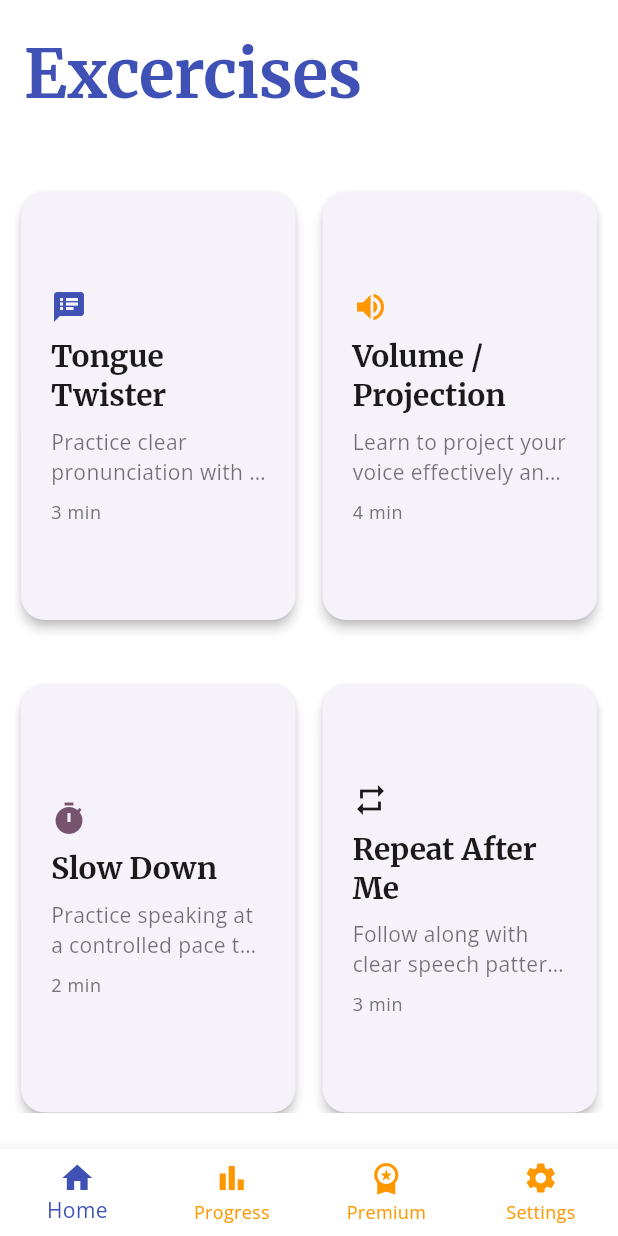
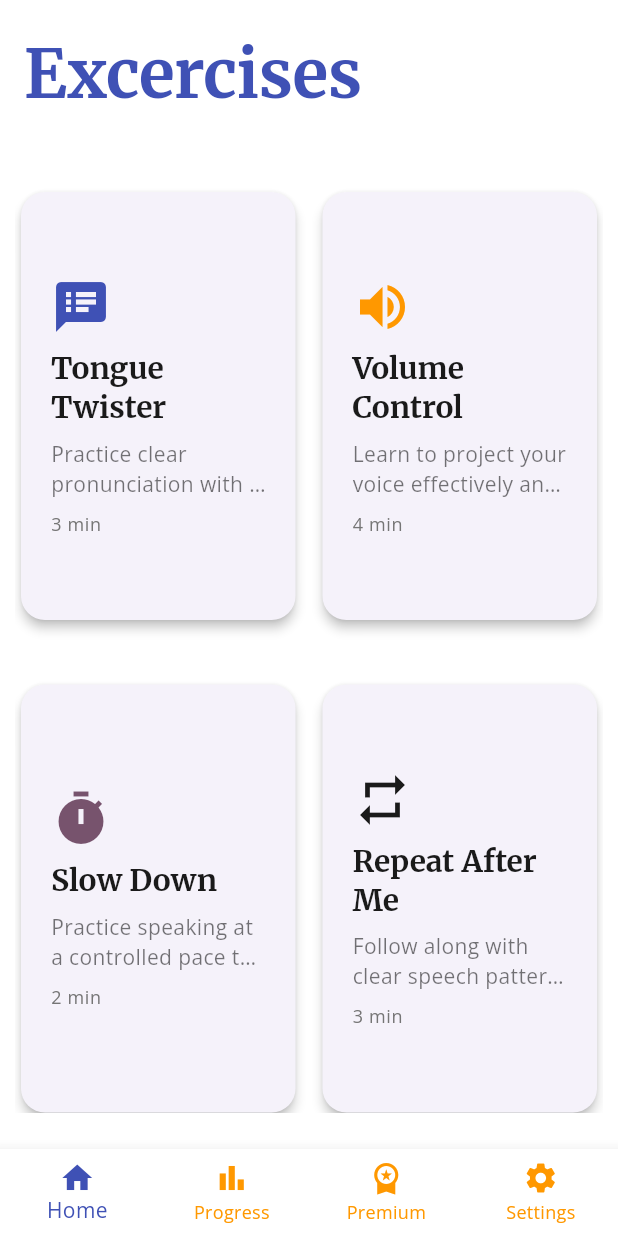
Before and after one commit to VinnyBui/SayItWell, a Flutter app: the screen it shows after launch, on a phone screen of 412 x 824 dp. Run offline on Flutter 3.47's test engine with Material 3 defaults, Android fonts, the light colour scheme and no system bars; our stand-ins replace animated_splash_screen, google_fonts, lottie.

Commit message:
increased icon sized and change exercise from volume projection to volume control

```diff
--- a/lib/data/sample_exercises.dart
+++ b/lib/data/sample_exercises.dart
@@ -13,7 +13,7 @@ class SampleExercises {
     ),
     Exercise(
       id: '2',
-      title: 'Volume / Projection',
+      title: 'Volume Control',
       description:
           'Learn to project your voice effectively and control volume for better communication in different settings.',
       type: 'volume',
--- a/lib/widgets/exercise_card.dart
+++ b/lib/widgets/exercise_card.dart
@@ -15,15 +15,15 @@ class ExerciseCard extends StatelessWidget {
     Icon getIcon() {
       switch (exercise.title) {
         case 'Tongue Twister':
-          return Icon(Icons.speaker_notes, color: colorScheme.primary);
-        case 'Volume / Projection':
-          return Icon(Icons.volume_up, color: colorScheme.secondary);
+          return Icon(Icons.speaker_notes, color: colorScheme.primary, size: 40);
+        case 'Volume Control':
+          return Icon(Icons.volume_up, color: colorScheme.secondary, size: 40);
         case 'Slow Down':
-          return Icon(Icons.timer, color: colorScheme.tertiary);
+          return Icon(Icons.timer, color: colorScheme.tertiary, size: 40);
         case 'Repeat After Me':
-          return Icon(Icons.repeat, color: colorScheme.onSurface);
+          return Icon(Icons.repeat, color: colorScheme.onSurface, size: 40);
         default:
-          return const Icon(Icons.fitness_center, color: Colors.grey);
+          return const Icon(Icons.fitness_center, color: Colors.grey, size: 40);
       }
     }
     return Container(
```
